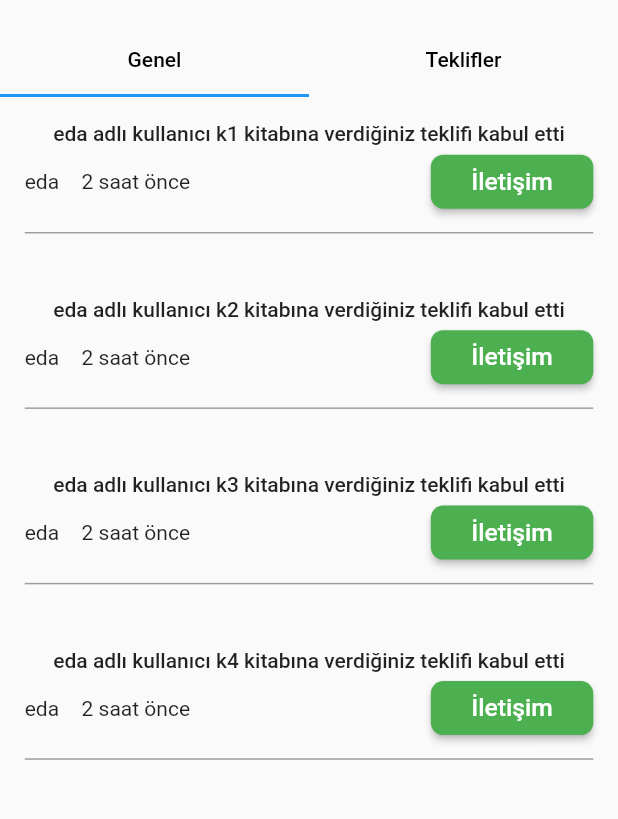
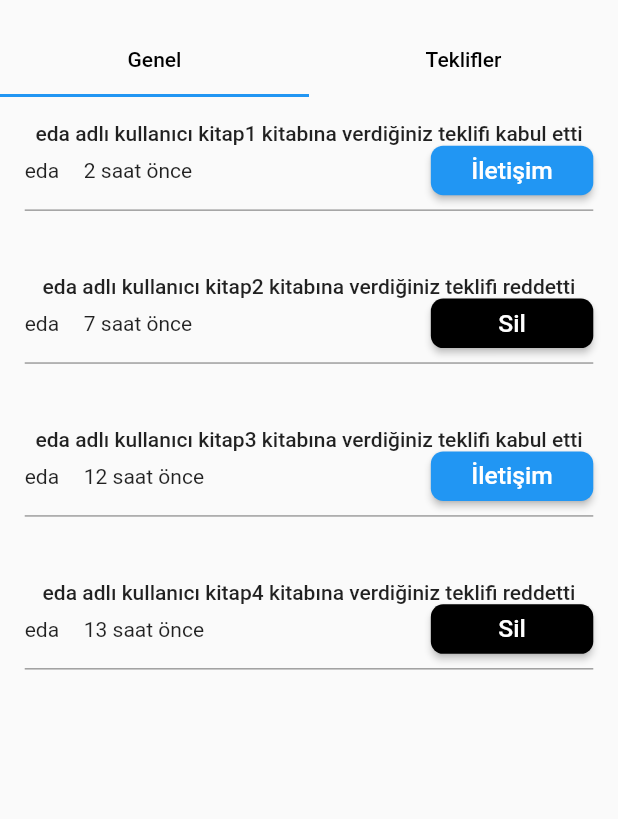
Before and after one commit to VBT-Intership/kitapp-mobile, a Flutter app: the screen it shows after launch, after a tap on "İletişim", on a phone screen of 412 x 824 dp, the part 59-878 px from its top. Run offline on Flutter 3.47's test engine with Material 2 defaults, Android fonts, the phone set to English and light mode, and no system bars; drawn by our look-alikes of auto_size_text; our stand-ins replace dio, easy_localization, lottie, shared_preferences.

Commit message:
view edited

```diff
--- a/lib/notification_screen/view/notification_screen_view.dart
+++ b/lib/notification_screen/view/notification_screen_view.dart
@@ -44,7 +44,7 @@ class NotificationScreenView extends NotificationScreenViewModel {
           ),
           body: TabBarView(
             children: [
-              tab_general_view_page(context),
+              generalview(),
               tab_offers_view_page(context),
             ],
           ),
--- a/lib/notification_screen/view/tab_general_page_view.dart
+++ b/lib/notification_screen/view/tab_general_page_view.dart
@@ -5,15 +5,20 @@ import 'package:flutterfoodapp/sellers_screen/model/sellers_screen_model.dart';
 import 'package:flutterfoodapp/core/extensions/future_builder.dart';
 import 'package:flutterfoodapp/core/extensions/context_entension.dart';
 
-BuildContext mycontext;
-Container tab_general_view_page(BuildContext context) {
-  mycontext = context;
+class generalview extends StatefulWidget {
+  @override
+  _generalviewState createState() => _generalviewState();
+}
+
+class _generalviewState extends State<generalview> {
   List<NotificationGeneral> generallist = [
-    new NotificationGeneral("eda", "k1", 2, 5),
-    new NotificationGeneral("eda", "k2", 2, 5),
-    new NotificationGeneral("eda", "k3", 2, 5),
-    new NotificationGeneral("eda", "k4", 2, 5),
+    new NotificationGeneral("eda", "kitap1", 2, 1),
+    new NotificationGeneral("eda", "kitap2", 7, 0),
+    new NotificationGeneral("eda", "kitap3", 12, 1),
+    new NotificationGeneral("eda", "kitap4", 13, 0),
   ];
+  @override
+  Widget build(BuildContext context) {
     return Container(
         child: Future.value(generallist).toBuild<List<NotificationGeneral>>(
       onSuccess: (data) {
@@ -21,25 +26,19 @@ Container tab_general_view_page(BuildContext context) {
             scrollDirection: Axis.vertical,
             itemCount: data.length,
             itemBuilder: (context, index) =>
-              notification_general_page_card(data[index]));
+                notification_general_page_card(data[index], context));
       },
     ));
   }
+}
 
-Container notification_general_page_card(NotificationGeneral general) =>
+Container notification_general_page_card(
+        NotificationGeneral general, BuildContext context) =>
     Container(
-      padding: mycontext.paddingNormal,
+      padding: context.paddingNormal,
       child: Column(
         children: [
-          AutoSizeText(
-            general.username +
-                " adlı kullanıcı " +
-                general.book +
-                " kitabına verdiğiniz teklifi kabul etti",
-            overflow: TextOverflow.ellipsis,
-            maxLines: 2,
-            style: mycontext.textTheme.bodyText1,
-          ),
+          get_text(general, context),
           Row(
             children: [
               Expanded(
@@ -48,14 +47,12 @@ Container notification_general_page_card(NotificationGeneral general) =>
                   children: [
                     Text(
                       general.username,
-                      style: mycontext.textTheme.bodyText2,
+                      style: context.textTheme.bodyText2,
                     ),
-                    SizedBox(
-                      width: 15,
-                    ),
+                    SizedBox(width: context.normalValue),
                     Text(
                       general.time.toString() + " saat önce",
-                      style: mycontext.textTheme.bodyText2,
+                      style: context.textTheme.bodyText2,
                     ),
                   ],
                 ),
@@ -63,19 +60,9 @@ Container notification_general_page_card(NotificationGeneral general) =>
               Expanded(
                 flex: 2,
                 child: SizedBox(
-                  child: RaisedButton(
-                    color: Colors.green,
-                    child: Text(
-                      "İletişim",
-                      style: TextStyle(
-                          fontSize: mycontext.normalValue,
-                          color: mycontext.colors.onPrimary),
-                    ),
-                    shape: RoundedRectangleBorder(
-                      borderRadius: BorderRadius.circular(mycontext.lowValue),
-                    ),
-                    onPressed: () {},
-                  ),
+                  width: context.mediumValue,
+                  height: context.mediumValue,
+                  child: get_button(general.status, context),
                 ),
               ),
             ],
@@ -89,3 +76,59 @@ Container notification_general_page_card(NotificationGeneral general) =>
         ],
       ),
     );
+
+Widget get_text(NotificationGeneral general, BuildContext context) {
+  String case_1_text = general.username +
+      " adlı kullanıcı " +
+      general.book +
+      " kitabına verdiğiniz teklifi kabul etti";
+  String case_0_text = general.username +
+      " adlı kullanıcı " +
+      general.book +
+      " kitabına verdiğiniz teklifi reddetti";
+  switch (general.status) {
+    case 1:
+      return calling_book_status_text(case_1_text, context);
+      break;
+    case 0:
+      return calling_book_status_text(case_0_text, context);
+      break;
+    default:
+  }
+}
+
+AutoSizeText calling_book_status_text(String text, BuildContext context) {
+  return AutoSizeText(
+    text,
+    overflow: TextOverflow.ellipsis,
+    maxLines: 2,
+    style: context.textTheme.bodyText1,
+  );
+}
+
+Widget get_button(int status, BuildContext context) {
+  switch (status) {
+    case 1:
+      return calling_button("İletişim", context.colors.primary, context);
+      break;
+    case 0:
+      return calling_button("Sil", context.colors.onSurface, context);
+      break;
+    default:
+  }
+}
+
+RaisedButton calling_button(String text, Color color, BuildContext context) {
+  return RaisedButton(
+    color: color,
+    child: Text(
+      text,
+      style: TextStyle(
+          fontSize: context.normalValue, color: context.colors.onPrimary),
+    ),
+    shape: RoundedRectangleBorder(
+      borderRadius: BorderRadius.circular(context.lowValue),
+    ),
+    onPressed: () {},
+  );
+}
--- a/lib/notification_screen/view/tab_offers_page_view.dart
+++ b/lib/notification_screen/view/tab_offers_page_view.dart
@@ -5,15 +5,15 @@ import 'package:flutterfoodapp/core/extensions/future_builder.dart';
 import 'package:flutterfoodapp/core/extensions/context_entension.dart';
 import 'package:flutterfoodapp/notification_screen/view/tab_general_page_view.dart';
 
-BuildContext mtcontext;
+BuildContext mycontext;
 Container tab_offers_view_page(BuildContext context) {
   mycontext = context;
   List<NotificationOffers> offerslist = [
-    new NotificationOffers("book", 12, 2),
-    new NotificationOffers("book", 12, 2),
-    new NotificationOffers("book", 12, 2),
-    new NotificationOffers("book", 12, 2),
-    new NotificationOffers("book", 12, 2)
+    new NotificationOffers("book1", 12, 2),
+    new NotificationOffers("book2", 12, 2),
+    new NotificationOffers("book3", 12, 2),
+    new NotificationOffers("book4", 12, 2),
+    new NotificationOffers("book5", 12, 2)
   ];
 
   return Container(
@@ -44,7 +44,7 @@ Container notification_offers_page_card(NotificationOffers offer) => Container(
                       style: mycontext.textTheme.headline6,
                     ),
                     SizedBox(
-                      height: 10,
+                      height: mycontext.lowValue,
                     ),
                     AutoSizeText(
                       offer.book + " adlı kitaba teklifin var.",
@@ -64,10 +64,11 @@ Container notification_offers_page_card(NotificationOffers offer) => Container(
                       mainAxisAlignment: MainAxisAlignment.end,
                       children: [
                         SizedBox(
-                          width: 30,
-                          height: 30,
+                          width: mycontext.mediumValue,
+                          height: mycontext.mediumValue,
                           child: FloatingActionButton(
-                            backgroundColor: Colors.red,
+                            onPressed: () {},
+                            backgroundColor: mycontext.colors.primary,
                             child: Icon(Icons.delete),
                           ),
                         ),
@@ -75,10 +76,11 @@ Container notification_offers_page_card(NotificationOffers offer) => Container(
                           width: 10,
                         ),
                         SizedBox(
-                          width: 30,
-                          height: 30,
+                          width: mycontext.mediumValue,
+                          height: mycontext.mediumValue,
                           child: FloatingActionButton(
-                            backgroundColor: Colors.green,
+                            onPressed: () {},
+                            backgroundColor: mycontext.colors.onSurface,
                             child: Icon(Icons.done),
                           ),
                         )
```
Lines whose indentation alone changed are shown as unchanged.
